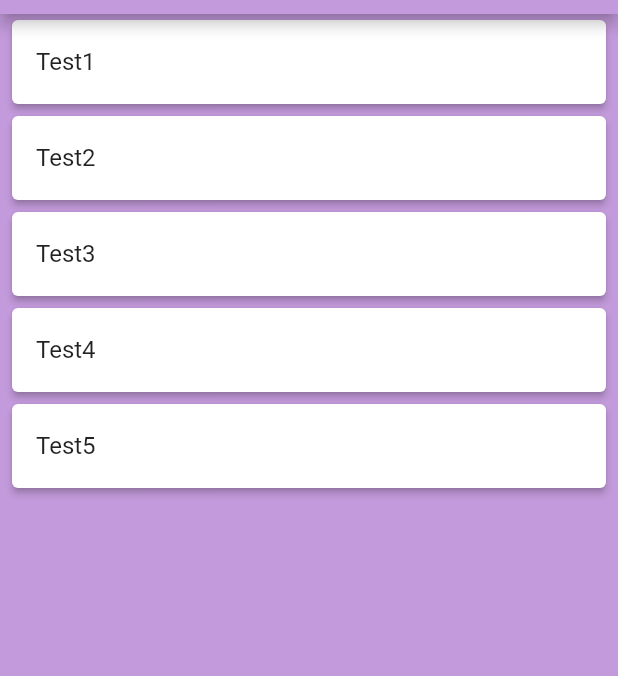
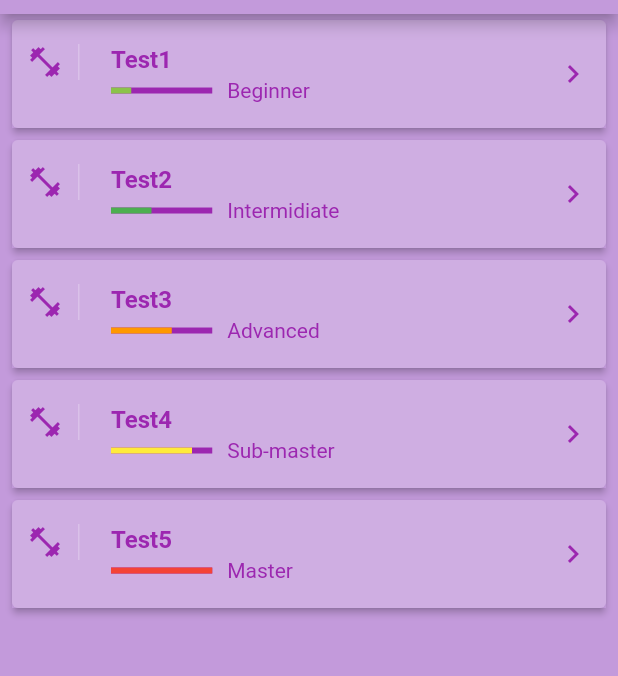
Before and after one commit to AmbeMO/plan, a Flutter app: the screen it shows after launch, on a phone screen of 412 x 824 dp, the part 70-746 px from its top. Run offline on Flutter 3.47's test engine with Material 2 defaults, Android fonts, the phone set to English and light mode, and no system bars.

```diff
--- a/lib/main.dart
+++ b/lib/main.dart
@@ -11,7 +11,7 @@ class sportManagingApp extends StatelessWidget{
       title: 'sport Managing App',
       theme: ThemeData(
         primaryColor: Color.fromRGBO(195, 154, 219, 1),
-        textTheme: TextTheme(title: TextStyle(color: Colors.white))
+        textTheme: TextTheme(title: TextStyle(color: Colors.purple))
       ),
       home: HomePage(),
 
@@ -39,8 +39,8 @@ class WorkoutsList extends StatelessWidget{
     Workout(title: 'Test1',author: 'Milana',description: 'Test Workout1',level: 'Beginner'),
     Workout(title: 'Test2',author: 'Milana',description: 'Test Workout2',level: 'Intermidiate'),
     Workout(title: 'Test3',author: 'Milana',description: 'Test Workout3',level: 'Advanced'),
-    Workout(title: 'Test4',author: 'Milana',description: 'Test Workout4',level: 'sub-master'),
-    Workout(title: 'Test5',author: 'Milana',description: 'Test Workout5',level: 'Proffesional'),
+    Workout(title: 'Test4',author: 'Milana',description: 'Test Workout4',level: 'Sub-master'),
+    Workout(title: 'Test5',author: 'Milana',description: 'Test Workout5',level: 'Master'),
   ];
 
   @override
@@ -54,8 +54,19 @@ class WorkoutsList extends StatelessWidget{
               elevation: 2.0,
               margin: EdgeInsets.symmetric(horizontal: 8, vertical: 4),
               child: Container(
+                decoration: BoxDecoration(color: Color.fromRGBO(195, 154, 219, 0.8) ),
                 child: ListTile(
-                  title: Text(workouts[i].title),
+                  contentPadding: EdgeInsets.symmetric(horizontal: 10),
+                  leading: Container(
+                    padding: EdgeInsets.only(right: 10),
+                    child: Icon(Icons.fitness_center, color: Theme.of(context).textTheme.title.color),
+                    decoration: BoxDecoration(
+                      border: Border(right: BorderSide(width: 1, color: Colors.white24))
+                    ),
+                  ),
+                  title: Text(workouts[i].title, style: TextStyle(color: Theme.of(context).textTheme.title.color, fontWeight: FontWeight.bold)),
+                  trailing: Icon(Icons.keyboard_arrow_right, color: Theme.of(context).textTheme.title.color),
+                  subtitle: subtitle(context, workouts[i]),
                 ),
               ),
             );
@@ -65,3 +76,53 @@ class WorkoutsList extends StatelessWidget{
     );
   }
 }
+
+Widget subtitle(BuildContext context, Workout workout){
+  var color = Colors.grey;
+  double indicatorLevel = 0;
+
+  switch(workout.level){
+    case 'Beginner':
+      color = Colors.lightGreen;
+      indicatorLevel = 0.20;
+      break;
+
+    case 'Intermidiate':
+      color = Colors.green;
+      indicatorLevel = 0.40;
+      break;
+
+    case 'Advanced':
+      color = Colors.orange;
+      indicatorLevel = 0.60;
+      break;
+
+    case 'Sub-master':
+      color = Colors.yellow;
+      indicatorLevel = 0.80;
+      break;
+
+    case 'Master':
+      color = Colors.red;
+      indicatorLevel = 1;
+      break;
+  }
+
+  return Row(
+    children: <Widget>[
+      Expanded(
+        flex: 1,
+        child: LinearProgressIndicator(
+          backgroundColor: Theme.of(context).textTheme.title.color,
+          value: indicatorLevel,
+          valueColor: AlwaysStoppedAnimation(color)
+        ),
+      ),
+      SizedBox(width: 10),
+      Expanded(
+        flex: 3,
+        child: Text(workout.level, style: TextStyle(color: Theme.of(context).textTheme.title.color))
+      )
+    ],
+  );
+}
```
